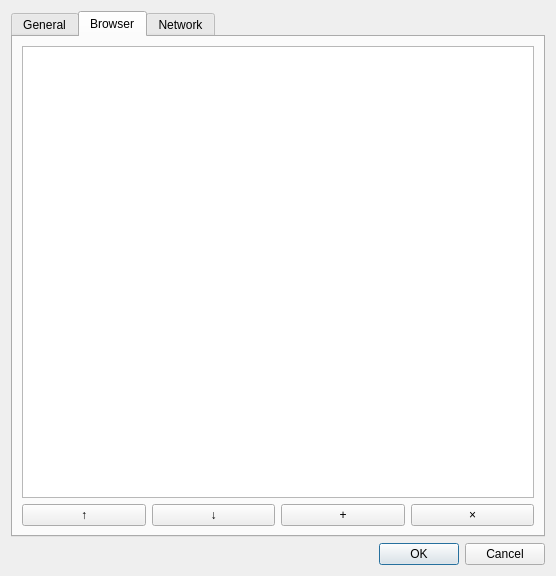
The window that src/ui/preferences.ui (kaniol-lck/modmanager) describes before a commit, drawn with Qt 5.
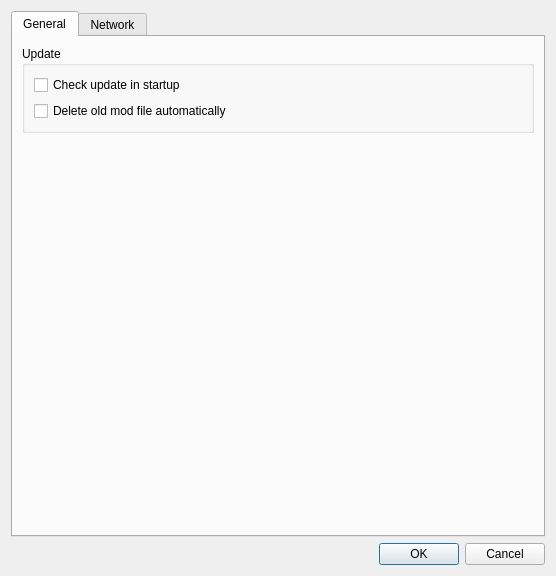
The same window after the commit. The open tabs and pages were chosen to show the change.

Commit message: add browser management

The edit to the form file:
```diff
--- a/src/ui/preferences.ui
+++ b/src/ui/preferences.ui
@@ -62,44 +62,6 @@
        </item>
       </layout>
      </widget>
-     <widget class="QWidget" name="tab">
-      <attribute name="title">
-       <string>Browser</string>
-      </attribute>
-      <layout class="QGridLayout" name="gridLayout_2">
-       <item row="0" column="0" colspan="4">
-        <widget class="QListView" name="browserList"/>
-       </item>
-       <item row="1" column="0">
-        <widget class="QPushButton" name="upButton">
-         <property name="text">
-          <string>↑</string>
-         </property>
-        </widget>
-       </item>
-       <item row="1" column="1">
-        <widget class="QPushButton" name="downButton">
-         <property name="text">
-          <string>↓</string>
-         </property>
-        </widget>
-       </item>
-       <item row="1" column="2">
-        <widget class="QPushButton" name="addButton">
-         <property name="text">
-          <string>+</string>
-         </property>
-        </widget>
-       </item>
-       <item row="1" column="3">
-        <widget class="QPushButton" name="deleteButton">
-         <property name="text">
-          <string>×</string>
-         </property>
-        </widget>
-       </item>
-      </layout>
-     </widget>
      <widget class="QWidget" name="tab_2">
       <attribute name="title">
        <string>Network</string>
```
Left out of the diff: 22 changed lines with no effect on the pictures. The commit also changes 11 other files.
